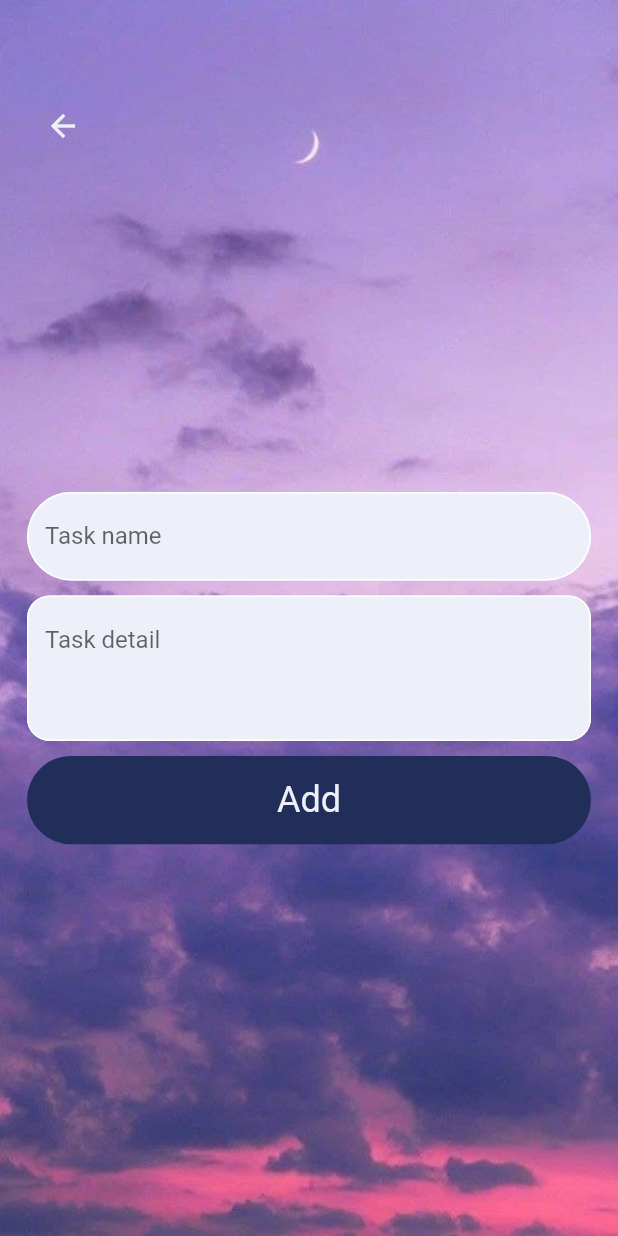
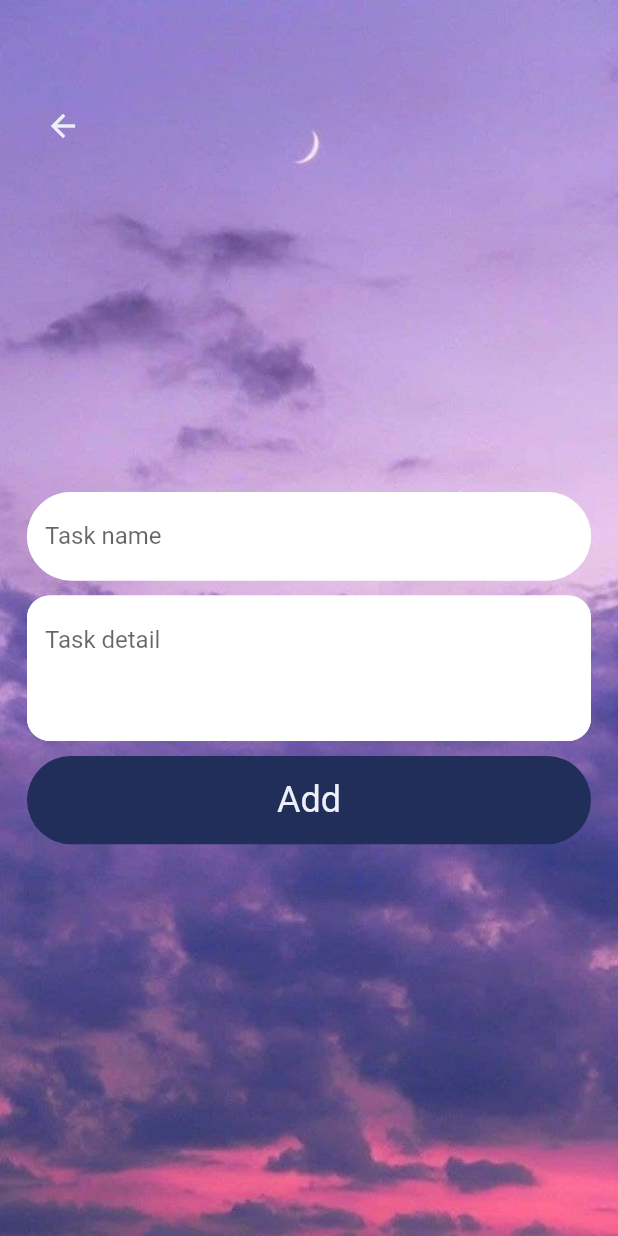
Before and after one commit to Hamedblue1381/task_management_goflutter, a Flutter app: the AddTask screen opened directly, on a phone screen of 412 x 824 dp. Run offline on Flutter 3.47's test engine with Material 2 defaults, Android fonts, the phone set to English and light mode, and no system bars; our stand-ins replace get; network calls fail.

Commit message:
feat: add BorderColor & TextColor & readonly

```diff
--- a/lib/widgets/textfield_view.dart
+++ b/lib/widgets/textfield_view.dart
@@ -1,34 +1,39 @@
 import 'package:flutter/material.dart';
-
-import '../../constants/app_colors.dart';
 
 class TextFieldWidget extends StatelessWidget {
   final TextEditingController textController;
   final String hintText;
   final double? borderRadius;
   final int? maxLines;
+  final bool readOnly;
+  final Color colorText;
+  final Color colorBorder;
   const TextFieldWidget(
       {super.key,
       required this.textController,
       required this.hintText,
       this.borderRadius = 30,
-      this.maxLines = 1});
+      this.maxLines = 1,
+      this.readOnly = false,
+      this.colorBorder = Colors.white,
+      this.colorText = Colors.white});
 
   @override
   Widget build(BuildContext context) {
     return TextField(
+      readOnly: readOnly,
       maxLines: maxLines,
       controller: textController,
       decoration: InputDecoration(
           filled: true,
-          fillColor: AppColors.textholder,
+          fillColor: colorText,
           hintText: hintText,
           focusedBorder: OutlineInputBorder(
               borderRadius: BorderRadius.circular(borderRadius!),
-              borderSide: const BorderSide(color: Colors.white, width: 1)),
+              borderSide: BorderSide(color: colorBorder, width: 1)),
           enabledBorder: OutlineInputBorder(
               borderRadius: BorderRadius.circular(borderRadius!),
-              borderSide: const BorderSide(color: Colors.white, width: 1))),
+              borderSide: BorderSide(color: colorBorder, width: 1))),
     );
   }
 }
```
